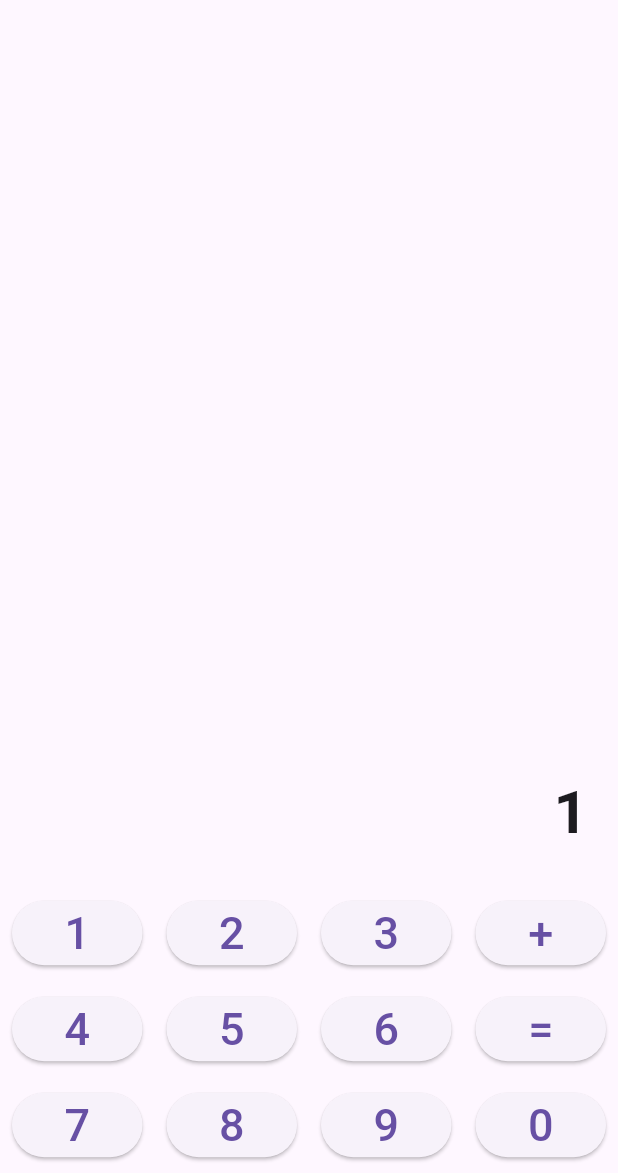
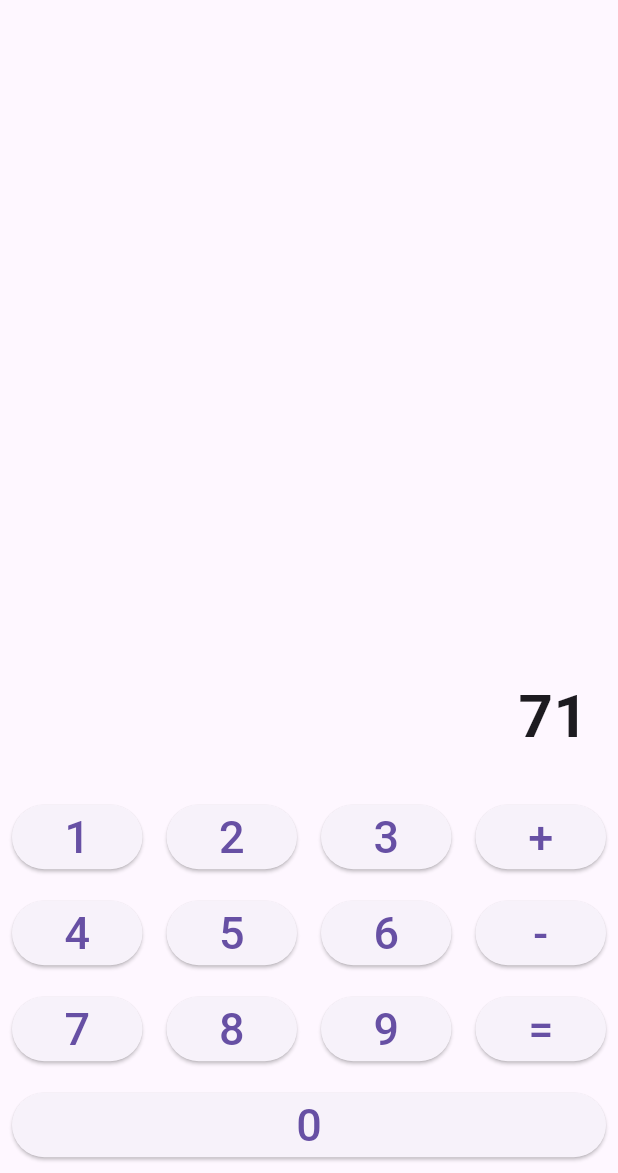
Before and after one commit to gkstl119/calculator_app, a Flutter app: the screen it shows after launch, after a tap on an icon or button, on a phone screen of 412 x 824 dp, the part 63-1236 px from its top. Run offline on Flutter 3.47's test engine with Material 3 defaults, Android fonts, the phone set to English and light mode, and no system bars.

Commit message:
subtract function

```diff
--- a/lib/main.dart
+++ b/lib/main.dart
@@ -26,7 +26,7 @@ class _CalculatorHomeState extends State<CalculatorHome> {
 
   void buttonPressed(String value) {
     setState(() {
-      if (value == '+') {
+      if (value == '+' || value == '-') {
         num1 = double.parse(displayText);
         operator = value;
         displayText = '';
@@ -34,6 +34,8 @@ class _CalculatorHomeState extends State<CalculatorHome> {
         num2 = double.parse(displayText);
         if (operator == '+') {
           displayText = (num1 + num2).toString();
+        } else if (operator == '-') {
+          displayText = (num1 - num2).toString();
         }
       } else {
         displayText += value; // Concatenate numbers
@@ -73,7 +75,7 @@ class _CalculatorHomeState extends State<CalculatorHome> {
               buildButton("4"),
               buildButton("5"),
               buildButton("6"),
-              buildButton("="),
+              buildButton("-"),
             ],
           ),
           Row(
@@ -81,6 +83,11 @@ class _CalculatorHomeState extends State<CalculatorHome> {
               buildButton("7"),
               buildButton("8"),
               buildButton("9"),
+              buildButton("="),
+            ],
+          ),
+          Row(
+            children: [
               buildButton("0"),
             ],
           ),
```
